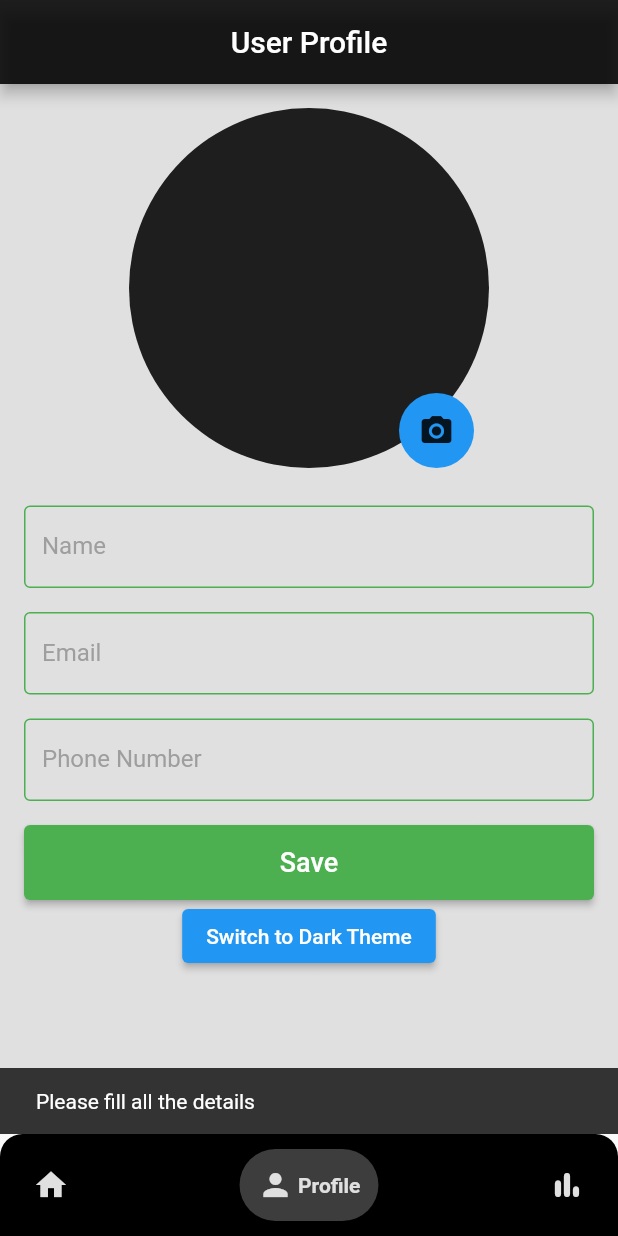
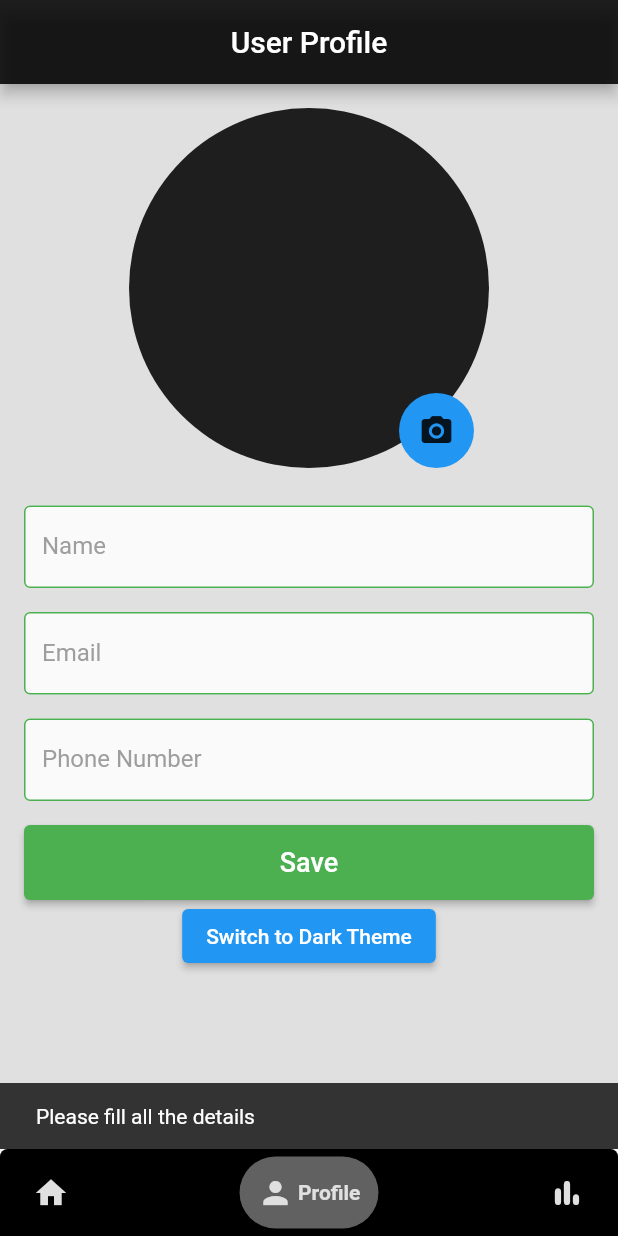
Before and after one commit to nikhilmkda/SpendWise, a Flutter app: the screen it shows after launch, item 2 of the bottom bar chosen, after a tap on "Save", on a phone screen of 412 x 824 dp. Run offline on Flutter 3.47's test engine with Material 2 defaults, Android fonts, the phone set to English and light mode, and no system bars; drawn by our look-alikes of google_nav_bar; our stand-ins replace fl_chart, flutter_local_notifications, flutter_slidable, flutter_toggle_tab, google_fonts, hive and 2 more; accounts and stored records are empty.

Commit message:
added local notification and dark theme

```diff
--- /dev/null
+++ b/lib/controller/notification_provider.dart
@@ -0,0 +1,34 @@
+import 'package:flutter/material.dart';
+import 'package:flutter_local_notifications/flutter_local_notifications.dart';
+
+class NotificationProvider with ChangeNotifier {
+  final FlutterLocalNotificationsPlugin notificationsPlugin =
+      FlutterLocalNotificationsPlugin();
+
+  void initializeNotifications() async {
+    AndroidInitializationSettings initializationSettingsAndroid =
+        const AndroidInitializationSettings('ic_stat_account_balance_wallet');
+
+    var initializationSettings =
+        InitializationSettings(android: initializationSettingsAndroid);
+    await notificationsPlugin.initialize(initializationSettings,
+        onDidReceiveNotificationResponse:
+            (NotificationResponse notificationResponse) async {});
+  }
+
+  notificationDetails() {
+    return const NotificationDetails(
+        android: AndroidNotificationDetails('channelId', 'channelName',
+            importance: Importance.high));
+  }
+
+  Future<void> showNotification({
+    int id = 0,
+    required String title,
+    required String body,
+    String? payload,
+  }) async {
+    return notificationsPlugin.show(id, title, body, notificationDetails());
+  }
+}
+//flutter_application_personal_expense_app   >>androidmanifest.xml>>label name
--- a/lib/main.dart
+++ b/lib/main.dart
@@ -5,8 +5,10 @@ import 'package:flutter/material.dart';
 import 'package:flutter_application_personal_expense_app/controller/expense_data.dart';
 
 import 'package:hive/hive.dart';
+import 'package:permission_handler/permission_handler.dart';
 import 'package:provider/provider.dart';
 
+import 'controller/notification_provider.dart';
 import 'controller/tab_provider.dart';
 import 'controller/change theme/theme_provider.dart';
 import 'controller/user_provider/profile_image_provider.dart';
@@ -15,6 +17,9 @@ import 'controller/user_provider/user_provider.dart';
 void main() async {
   //initialize hive
   WidgetsFlutterBinding.ensureInitialized();
+  NotificationProvider().initializeNotifications();
+  await _requestNotificationPermission(); //remove if error
+
   final appDocumentDir = await path_provider.getApplicationDocumentsDirectory();
   Hive.init(appDocumentDir.path);
 
@@ -30,6 +35,14 @@ void main() async {
   );
 }
 
+// remove _requestNotificationPermission if error
+Future<void> _requestNotificationPermission() async {
+  var status = await Permission.notification.status;
+  if (!status.isGranted) {
+    await Permission.notification.request();
+  }
+}
+
 class MyApp extends StatelessWidget {
   const MyApp({super.key});
 
@@ -43,6 +56,7 @@ class MyApp extends StatelessWidget {
         ChangeNotifierProvider(create: (_) => TabProvider()),
         ChangeNotifierProvider(create: (_) => UserDetailsProvider()),
         ChangeNotifierProvider(create: (_) => ProfileImageProvider()),
+        ChangeNotifierProvider(create: (_) => NotificationProvider()),
       ],
       child: MaterialApp(
         title: 'Expense App',
@@ -58,8 +72,8 @@ class MyApp extends StatelessWidget {
               child: Container(
                 decoration: BoxDecoration(
                   borderRadius: BorderRadius.only(
-                    topLeft: Radius.circular(15),
-                    topRight: Radius.circular(15),
+                    topLeft: Radius.circular(5),
+                    topRight: Radius.circular(5),
                     bottomLeft: Radius.circular(0),
                     bottomRight: Radius.circular(0),
                   ),
@@ -69,18 +83,20 @@ class MyApp extends StatelessWidget {
                 ),
                 child: Padding(
                   padding:
-                      const EdgeInsets.symmetric(horizontal: 10, vertical: 10),
+                      const EdgeInsets.symmetric(horizontal: 10, vertical: 5),
                   child: GNav(
                     //backgroundColor: Colors.black26,
                     gap: 3,
 
                     hoverColor: currentThemeMode == ThemeMode.light
-                        ? Colors.grey.shade300
-                        : Colors.black,
+                        ? Colors.amber
+                        : Colors.amber,
                     activeColor: currentThemeMode == ThemeMode.light
                         ? Colors.grey.shade300
                         : Colors.black,
-                    tabBackgroundColor: Colors.white24,
+                    tabBackgroundColor: currentThemeMode == ThemeMode.light
+                        ? Colors.grey.shade700
+                        : Colors.black38,
                     tabBorderRadius: 40,
                     iconSize: 24,
                     padding: const EdgeInsets.all(12),
--- a/lib/view/user_profile.dart
+++ b/lib/view/user_profile.dart
@@ -91,11 +91,11 @@ class UserProfilePageState extends State<UserProfilePage> {
                     labelStyle: TextStyle(
                       color: currentThemeMode == ThemeMode.light
                           ? Colors.grey
-                          : Colors.white,
+                          : Colors.white60,
                     ),
                     filled: true,
                     fillColor: currentThemeMode == ThemeMode.light
-                        ? Colors.grey.shade300
+                        ? Colors.grey.shade50
                         : Colors.black87,
                     border: const OutlineInputBorder(
                       borderSide: BorderSide(color: Colors.black),
@@ -124,11 +124,11 @@ class UserProfilePageState extends State<UserProfilePage> {
                     labelStyle: TextStyle(
                       color: currentThemeMode == ThemeMode.light
                           ? Colors.grey
-                          : Colors.white,
+                          : Colors.white60,
                     ),
                     filled: true,
                     fillColor: currentThemeMode == ThemeMode.light
-                        ? Colors.grey.shade300
+                        ? Colors.grey.shade50
                         : Colors.black,
                     border: OutlineInputBorder(
                       borderSide: BorderSide(color: Colors.black),
@@ -157,11 +157,11 @@ class UserProfilePageState extends State<UserProfilePage> {
                     labelStyle: TextStyle(
                       color: currentThemeMode == ThemeMode.light
                           ? Colors.grey
-                          : Colors.white,
+                          : Colors.white60,
                     ),
                     filled: true,
                     fillColor: currentThemeMode == ThemeMode.light
-                        ? Colors.grey.shade300
+                        ? Colors.grey.shade50
                         : Colors.black,
                     border: OutlineInputBorder(
                       borderSide: BorderSide(color: Colors.black),
```
Also changed, not shown: lib/view/homepage.dart (+15 -1 lines), pubspec.yaml (+8 -0 lines), assets/icons/1024.png (added), pubspec.lock, 28 other files.
